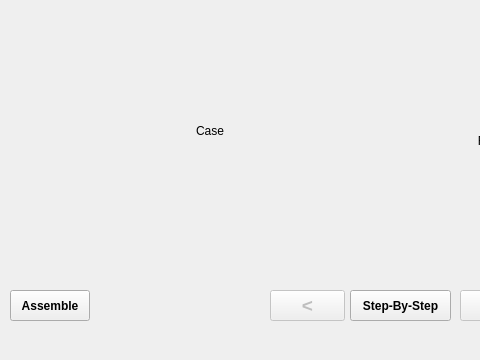
This is learningwindow.ui in KaiokenBro/PC-Builder as Qt 5 draws it before an edit; both pictures show x 0 to 480 and y 240 to 600 of the 800 by 600 pixel window. The edited form follows.
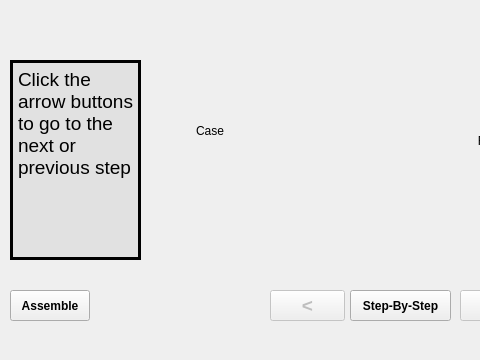
This is the edited form.

Commit message: Added a text box to Step by Step

Diff of the .ui file:
```diff
--- a/learningwindow.ui
+++ b/learningwindow.ui
@@ -208,6 +208,59 @@
      <string>Step-By-Step</string>
     </property>
    </widget>
+   <widget class="QLabel" name="stepByStepLabel">
+    <property name="enabled">
+     <bool>false</bool>
+    </property>
+    <property name="geometry">
+     <rect>
+      <x>10</x>
+      <y>300</y>
+      <width>131</width>
+      <height>200</height>
+     </rect>
+    </property>
+    <property name="maximumSize">
+     <size>
+      <width>200</width>
+      <height>200</height>
+     </size>
+    </property>
+    <property name="font">
+     <font>
+      <pointsize>14</pointsize>
+     </font>
+    </property>
+    <property name="autoFillBackground">
+     <bool>false</bool>
+    </property>
+    <property name="styleSheet">
+     <string notr="true">background-color: rgb(225, 225, 225);
+color: rgb(0, 0, 0);
+border: 3px solid black</string>
+    </property>
+    <property name="text">
+     <string>&lt;html&gt;&lt;head/&gt;&lt;body&gt;&lt;p&gt;Click the arrow buttons to go to the next or previous step&lt;/p&gt;&lt;/body&gt;&lt;/html&gt;</string>
+    </property>
+    <property name="alignment">
+     <set>Qt::AlignmentFlag::AlignLeading|Qt::AlignmentFlag::AlignLeft|Qt::AlignmentFlag::AlignTop</set>
+    </property>
+    <property name="wordWrap">
+     <bool>true</bool>
+    </property>
+   </widget>
+   <zorder>stepByStepLabel</zorder>
+   <zorder>assembleButton</zorder>
+   <zorder>testButton</zorder>
+   <zorder>caseLabel</zorder>
+   <zorder>motherboardLabel</zorder>
+   <zorder>gpuLabel</zorder>
+   <zorder>cpuLabel</zorder>
+   <zorder>memoryLabel</zorder>
+   <zorder>ramLabel</zorder>
+   <zorder>nextButton</zorder>
+   <zorder>previousButton</zorder>
+   <zorder>stepByStepButton</zorder>
   </widget>
   <widget class="QMenuBar" name="menubar">
    <property name="geometry">
```
Left out of the diff: 2 changed lines with no effect on the pictures. The commit also changes 1 other file.
